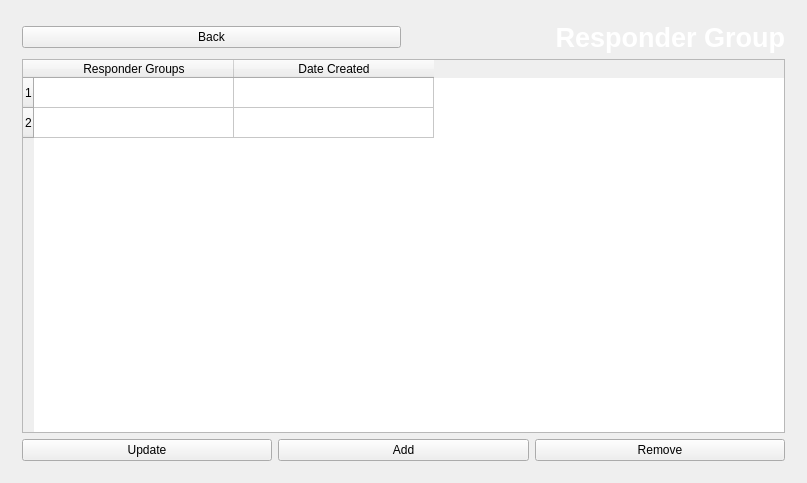
First picture: the form in gui/mainwindow.ui, repository XinChen96/Emergency-Response-System, before the edit.
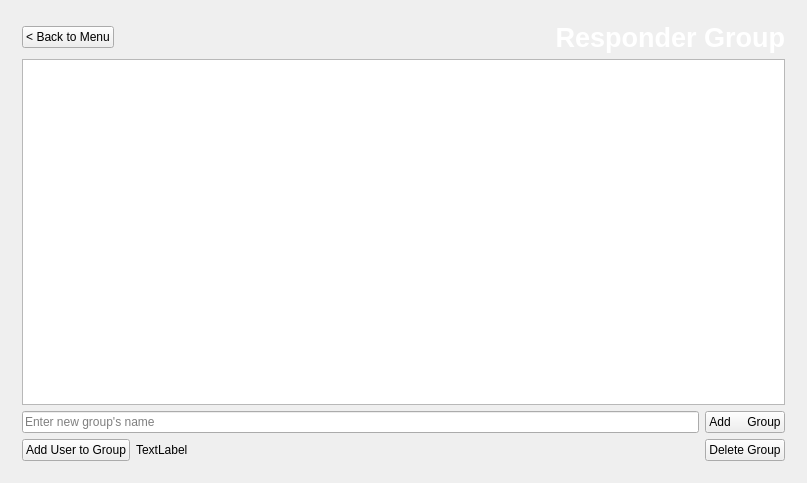
Second picture: the form after the edit. The open tabs and pages were chosen to show the change. Icons and pictures are not drawn.

Commit message: responder group table view set up

```diff
--- a/gui/mainwindow.ui
+++ b/gui/mainwindow.ui
@@ -883,15 +883,27 @@
          <layout class="QHBoxLayout" name="horizontalLayout_7">
           <item>
            <widget class="QPushButton" name="backRGroup">
+            <property name="font">
+             <font>
+              <family>Helvetica</family>
+             </font>
+            </property>
             <property name="text">
-             <string>Back</string>
+             <string>&lt; Back to Menu</string>
             </property>
            </widget>
           </item>
           <item>
            <widget class="QLabel" name="label_6">
+            <property name="sizePolicy">
+             <sizepolicy hsizetype="Expanding" vsizetype="Preferred">
+              <horstretch>0</horstretch>
+              <verstretch>0</verstretch>
+             </sizepolicy>
+            </property>
             <property name="font">
              <font>
+              <family>Helvetica</family>
               <pointsize>20</pointsize>
               <weight>75</weight>
               <bold>true</bold>
@@ -911,55 +923,52 @@
          </layout>
         </item>
         <item>
-         <widget class="QTableWidget" name="responder_table">
-          <property name="enabled">
-           <bool>true</bool>
-          </property>
-          <attribute name="horizontalHeaderDefaultSectionSize">
-           <number>200</number>
-          </attribute>
-          <row>
-           <property name="text">
-            <string>1</string>
-           </property>
-          </row>
-          <row>
-           <property name="text">
-            <string>2</string>
-           </property>
-          </row>
-          <column>
-           <property name="text">
-            <string>Responder Groups</string>
-           </property>
-          </column>
-          <column>
-           <property name="text">
-            <string>Date Created</string>
-           </property>
-          </column>
-         </widget>
+         <widget class="QTableView" name="rGroupTableView"/>
         </item>
         <item>
          <layout class="QHBoxLayout" name="horizontalLayout_8">
           <item>
-           <widget class="QPushButton" name="pushButton_11">
+           <widget class="QLineEdit" name="enterRGroupName">
+            <property name="placeholderText">
+             <string>Enter new group's name </string>
+            </property>
+           </widget>
+          </item>
+          <item>
+           <widget class="QPushButton" name="addRGroup">
             <property name="text">
-             <string>Update</string>
+             <string>Add     Group</string>
             </property>
            </widget>
           </item>
+         </layout>
+        </item>
+        <item>
+         <layout class="QHBoxLayout" name="horizontalLayout_5">
           <item>
-           <widget class="QPushButton" name="pushButton_10">
+           <widget class="QPushButton" name="adduserRGroup">
             <property name="text">
-             <string>Add</string>
+             <string>Add User to Group</string>
             </property>
            </widget>
           </item>
           <item>
-           <widget class="QPushButton" name="pushButton_9">
+           <widget class="QLabel" name="deleteAlertRGroup">
+            <property name="sizePolicy">
+             <sizepolicy hsizetype="Expanding" vsizetype="Preferred">
+              <horstretch>0</horstretch>
+              <verstretch>0</verstretch>
+             </sizepolicy>
+            </property>
             <property name="text">
-             <string>Remove</string>
+             <string>TextLabel</string>
+            </property>
+           </widget>
+          </item>
+          <item>
+           <widget class="QPushButton" name="deleteRGroup">
+            <property name="text">
+             <string>Delete Group</string>
             </property>
            </widget>
           </item>
```
Left out of the diff: 2 changed lines with no effect on the pictures. The commit also changes 3 other files.
